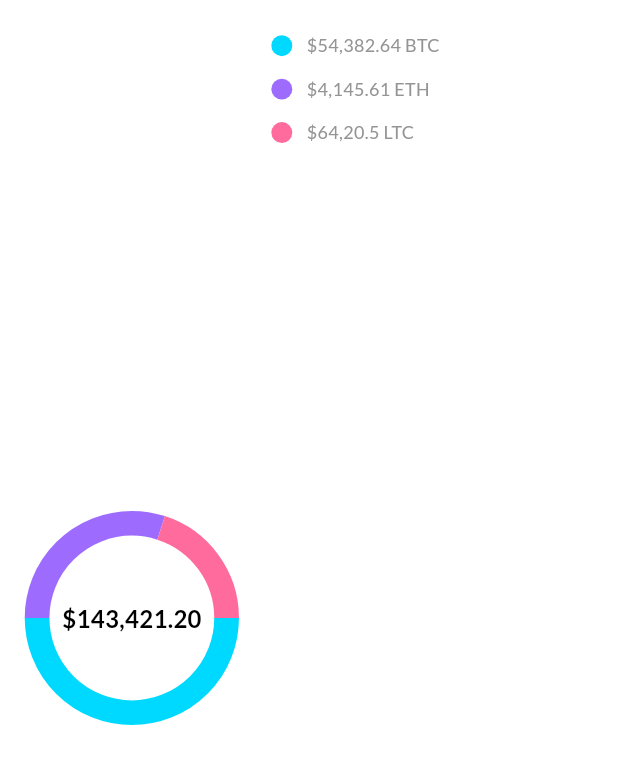
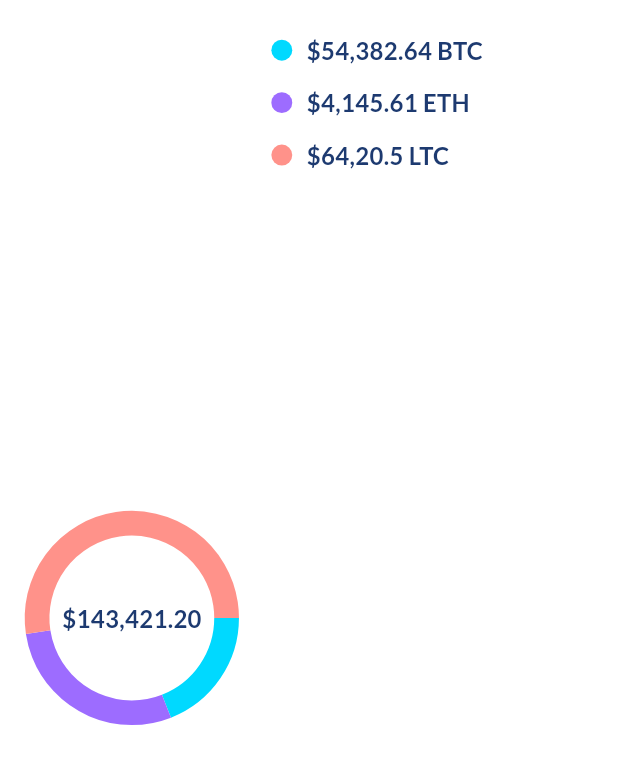
Before and after one commit to MohamedEmad223/fintech_app, a Flutter app: the PortfolioChartValueWidget widget shown alone on an empty page, opened directly, on a phone screen of 412 x 824 dp. Shown: the top 764 px of the screen. Run offline on Flutter 3.47's test engine with Material 3 defaults, Android fonts, the phone set to English and light mode, and no system bars; drawn by our look-alikes of fl_chart; our stand-ins replace bloc, dio, easy_localization, firebase_core, flutter_bloc, flutter_screenutil and 8 more; missing offline and left inert: dio_smart_retry; accounts and stored records are empty; generated files the repository leaves out were written again; statements that could not run were skipped.

Commit message:
edit text styles

```diff
--- a/lib/core/theming/app_colors.dart
+++ b/lib/core/theming/app_colors.dart
@@ -6,6 +6,7 @@ abstract class AppColors {
   ///Initial now
   static const primary = Color(0xFF1D3A70);
   static const secondary = Color(0xFFF56C2A);
+  static const blue = Color(0xff4766F9);
 
   // Portfolio Colors
   // Gradient colors for portfolio card
@@ -15,7 +16,7 @@ abstract class AppColors {
   // Chart colors
   static const chartCyan = Color(0xFF00D9FF);
   static const chartPurple = Color(0xFF9D6CFF);
-  static const chartCoral = Color(0xFFFF6B9D);
+  static const chartCoral = Color(0xFFFF928A);
 
   // Status colors
   static const successGreen = Color(0xFF00C853);
--- a/lib/core/theming/app_styles.dart
+++ b/lib/core/theming/app_styles.dart
@@ -35,9 +35,16 @@ class AppStyles {
     fontFamily: 'Lato',
   );
 
-  static TextStyle font24BlackPrimary = TextStyle(
+  static TextStyle font24PrimaryBold = TextStyle(
     fontSize: 24.sp,
     fontWeight: FontWeightHelper.bold,
+    color: AppColors.primary,
+    fontFamily: 'Lato',
+  );
+
+  static TextStyle font16PrimarySemiBold = TextStyle(
+    fontSize: 16.sp,
+    fontWeight: FontWeightHelper.semiBold,
     color: AppColors.primary,
     fontFamily: 'Lato',
   );
@@ -50,6 +57,20 @@ class AppStyles {
     fontSize: 12.sp,
     fontWeight: FontWeightHelper.regular,
     color: AppColors.textTertiary,
+    fontFamily: 'Lato',
+  );
+
+  static TextStyle font20grayebold = TextStyle(
+    fontSize: 20.sp,
+    fontWeight: FontWeightHelper.medium,
+    color: AppColors.cardBackground,
+    fontFamily: 'Lato',
+  );
+
+  static TextStyle font28WhiteMedium = TextStyle(
+    fontSize: 28.sp,
+    fontWeight: FontWeightHelper.bold,
+    color: AppColors.cardBackground,
     fontFamily: 'Lato',
   );
 
@@ -86,8 +107,17 @@ class AppStyles {
     fontFamily: 'Lato',
   );
 
-  static TextStyle font24BlackBold = TextStyle(
+  static TextStyle font24PrimaryLatoBold = TextStyle(
     fontSize: 24.sp,
     fontWeight: FontWeightHelper.bold,
+    color: AppColors.primary,
+    fontFamily: 'Lato',
+  );
+
+  static TextStyle font16PrimaryLatoBold = TextStyle(
+    fontSize: 16.sp,
+    fontWeight: FontWeightHelper.bold,
+    color: AppColors.primary,
+    fontFamily: 'Lato',
   );
 }
--- a/lib/features/portfolio/view/widgets/build_month_selector_widget.dart
+++ b/lib/features/portfolio/view/widgets/build_month_selector_widget.dart
@@ -36,9 +36,7 @@ class BuildMonthSelectorWidget extends StatelessWidget {
               child: Text(
                 month,
                 style: AppStyles.font14BlackMedium.copyWith(
-                  color: isSelected
-                      ? AppColors.primary
-                      : AppColors.textSecondary,
+                  color: isSelected ? AppColors.blue : AppColors.textSecondary,
                 ),
               ),
             ),
--- a/lib/features/portfolio/view/widgets/lable_text_widget.dart
+++ b/lib/features/portfolio/view/widgets/lable_text_widget.dart
@@ -10,7 +10,7 @@ class LableTextWidget extends StatelessWidget {
   Widget build(BuildContext context) {
     return Text(
       text,
-      style: AppStyles.font24BlackBold.copyWith(fontSize: fontSize),
+      style: AppStyles.font24PrimaryLatoBold.copyWith(fontSize: fontSize),
     );
   }
 }
--- a/lib/features/portfolio/view/widgets/portfolio_chart_value_widget.dart
+++ b/lib/features/portfolio/view/widgets/portfolio_chart_value_widget.dart
@@ -13,7 +13,7 @@ class PortfolioChartValueWidget extends StatelessWidget {
         AssetData(
           name: 'Bitcoin',
           symbol: '\$54,382.64 BTC',
-          percentage: 50,
+          percentage: 20,
           color: AppColors.chartCyan,
           icon: Icons.currency_bitcoin,
         ),
@@ -27,7 +27,7 @@ class PortfolioChartValueWidget extends StatelessWidget {
         AssetData(
           name: 'Litecoin',
           symbol: '\$64,20.5 LTC',
-          percentage: 20,
+          percentage: 55,
           color: AppColors.chartCoral,
           icon: Icons.currency_lira,
         ),
--- a/lib/features/portfolio/view/widgets/portfolio_chart_widget.dart
+++ b/lib/features/portfolio/view/widgets/portfolio_chart_widget.dart
@@ -1,4 +1,3 @@
-import 'package:fintech_app/core/theming/app_colors.dart';
 import 'package:fintech_app/core/theming/app_styles.dart';
 import 'package:fl_chart/fl_chart.dart';
 import 'package:flutter/material.dart';
@@ -38,7 +37,7 @@ class PortfolioChartWidget extends StatelessWidget {
         children: [
           SizedBox(
             width: 120.w,
-            height: 120.w,
+            height: 120.h,
             child: Stack(
               children: [
                 PieChart(
@@ -56,13 +55,15 @@ class PortfolioChartWidget extends StatelessWidget {
                   ),
                 ),
                 Center(
-                  child: Text(totalValue, style: AppStyles.font16BlackBold),
+                  child: Padding(
+                    padding: EdgeInsets.all(12.w),
+                    child: Text(totalValue, style: AppStyles.font16PrimaryBold),
+                  ),
                 ),
               ],
             ),
           ),
           SizedBox(width: 24.w),
-          // Legend
           Expanded(
             child: Column(
               crossAxisAlignment: CrossAxisAlignment.start,
@@ -86,9 +87,7 @@ class PortfolioChartWidget extends StatelessWidget {
                           children: [
                             Text(
                               asset.symbol,
-                              style: AppStyles.font12GreyRegular.copyWith(
-                                color: AppColors.textTertiary,
-                              ),
+                              style: AppStyles.font16PrimarySemiBold,
                             ),
                           ],
                         ),
--- a/lib/features/portfolio/view/widgets/transaction_item_widget.dart
+++ b/lib/features/portfolio/view/widgets/transaction_item_widget.dart
@@ -53,7 +53,7 @@ class TransactionItemWidget extends StatelessWidget {
             child: Column(
               crossAxisAlignment: CrossAxisAlignment.start,
               children: [
-                Text(description, style: AppStyles.font16BlackBold),
+                Text(description, style: AppStyles.font16PrimaryLatoBold),
                 SizedBox(height: 2.h),
                 Text(timeAgo, style: AppStyles.font12GreyRegular),
               ],
@@ -62,7 +62,7 @@ class TransactionItemWidget extends StatelessWidget {
           Column(
             crossAxisAlignment: CrossAxisAlignment.end,
             children: [
-              Text(amount, style: AppStyles.font16BlackBold),
+              Text(amount, style: AppStyles.font16PrimaryLatoBold),
               SizedBox(height: 2.h),
               Text(
                 dollarValue,
```
Also changed, not shown: lib/features/portfolio/view/widgets/total_value_card_widget.dart (+3 -24 lines).
